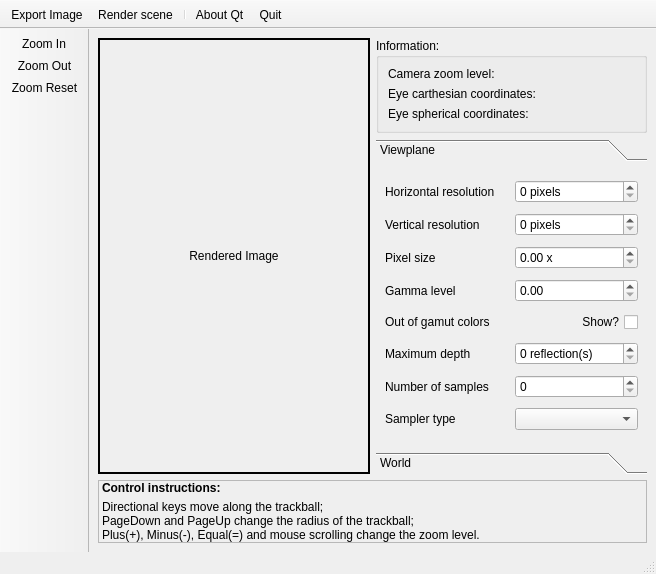
The window that lib/mainwindow.ui (thiagowfx/raytracer-lcg-2014) describes before a commit, drawn with Qt 5.
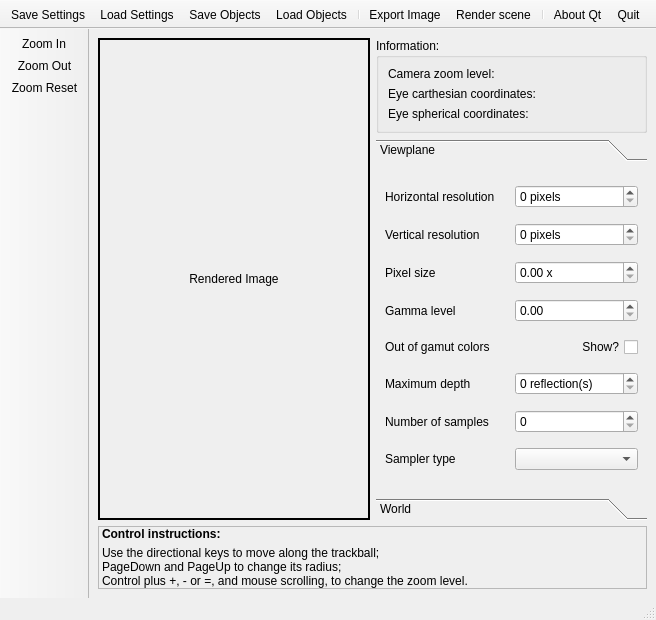
The same window after the commit. Icons and pictures are not drawn.

The edit to the form file:
```diff
--- a/lib/mainwindow.ui
+++ b/lib/mainwindow.ui
@@ -7,7 +7,7 @@
     <x>0</x>
     <y>0</y>
     <width>656</width>
-    <height>574</height>
+    <height>620</height>
    </rect>
   </property>
   <property name="focusPolicy">
@@ -31,7 +31,7 @@
         <rect>
          <x>0</x>
          <y>0</y>
-         <width>282</width>
+         <width>296</width>
          <height>264</height>
         </rect>
        </property>
@@ -247,9 +247,9 @@
 p, li { white-space: pre-wrap; }
 &lt;/style&gt;&lt;/head&gt;&lt;body style=&quot; font-family:'Sans Serif'; font-size:9pt; font-weight:400; font-style:normal;&quot;&gt;
 &lt;p style=&quot; margin-top:0px; margin-bottom:0px; margin-left:0px; margin-right:0px; -qt-block-indent:0; text-indent:0px;&quot;&gt;&lt;span style=&quot; font-weight:600;&quot;&gt;Control instructions:&lt;/span&gt;&lt;/p&gt;
-&lt;ul style=&quot;margin-top: 0px; margin-bottom: 0px; margin-left: 0px; margin-right: 0px; -qt-list-indent: 0;&quot;&gt;&lt;li style=&quot; margin-top:5px; margin-bottom:0px; margin-left:0px; margin-right:0px; -qt-block-indent:0; text-indent:0px;&quot;&gt;Directional keys move along the trackball;&lt;/li&gt;
-&lt;li style=&quot; margin-top:0px; margin-bottom:0px; margin-left:0px; margin-right:0px; -qt-block-indent:0; text-indent:0px;&quot;&gt;PageDown and PageUp change the radius of the trackball;&lt;/li&gt;
-&lt;li style=&quot; margin-top:0px; margin-bottom:12px; margin-left:0px; margin-right:0px; -qt-block-indent:0; text-indent:0px;&quot;&gt;Plus(+), Minus(-), Equal(=) and mouse scrolling change the zoom level.&lt;/li&gt;&lt;/ul&gt;&lt;/body&gt;&lt;/html&gt;</string>
+&lt;ul style=&quot;margin-top: 0px; margin-bottom: 0px; margin-left: 0px; margin-right: 0px; -qt-list-indent: 0;&quot;&gt;&lt;li style=&quot; margin-top:5px; margin-bottom:0px; margin-left:0px; margin-right:0px; -qt-block-indent:0; text-indent:0px;&quot;&gt;Use the directional keys to move along the trackball;&lt;/li&gt;
+&lt;li style=&quot; margin-top:0px; margin-bottom:0px; margin-left:0px; margin-right:0px; -qt-block-indent:0; text-indent:0px;&quot;&gt;PageDown and PageUp to change its radius;&lt;/li&gt;
+&lt;li style=&quot; margin-top:0px; margin-bottom:12px; margin-left:0px; margin-right:0px; -qt-block-indent:0; text-indent:0px;&quot;&gt;Control plus +, - or =, and mouse scrolling, to change the zoom level.&lt;/li&gt;&lt;/ul&gt;&lt;/body&gt;&lt;/html&gt;</string>
       </property>
      </widget>
     </item>
@@ -339,6 +339,11 @@
    <attribute name="toolBarBreak">
     <bool>false</bool>
    </attribute>
+   <addaction name="actionSave_Settings"/>
+   <addaction name="actionLoad_Settings"/>
+   <addaction name="actionSave_Objects"/>
+   <addaction name="actionLoad_Objects"/>
+   <addaction name="separator"/>
    <addaction name="actionExport_Image"/>
    <addaction name="actionRender_scene"/>
    <addaction name="separator"/>
@@ -440,7 +445,35 @@
     <string>Zoom Reset</string>
    </property>
    <property name="shortcut">
-    <string>=</string>
+    <string>Ctrl+=</string>
+   </property>
+  </action>
+  <action name="actionLoad_Settings">
+   <property name="icon">
+    <iconset resource="resources.qrc">
+     <normaloff>:/assets/assets/custom_settings-32x32.png</normaloff>:/assets/assets/custom_settings-32x32.png</iconset>
+   </property>
+   <property name="text">
+    <string>Load Settings</string>
+   </property>
+  </action>
+  <action name="actionSave_Settings">
+   <property name="icon">
+    <iconset resource="resources.qrc">
+     <normaloff>:/assets/assets/settings_repair_help-32x32.png</normaloff>:/assets/assets/settings_repair_help-32x32.png</iconset>
+   </property>
+   <property name="text">
+    <string>Save Settings</string>
+   </property>
+  </action>
+  <action name="actionSave_Objects">
+   <property name="text">
+    <string>Save Objects</string>
+   </property>
+  </action>
+  <action name="actionLoad_Objects">
+   <property name="text">
+    <string>Load Objects</string>
    </property>
   </action>
  </widget>
```
Left out of the diff: 10 changed lines with no effect on the pictures.
